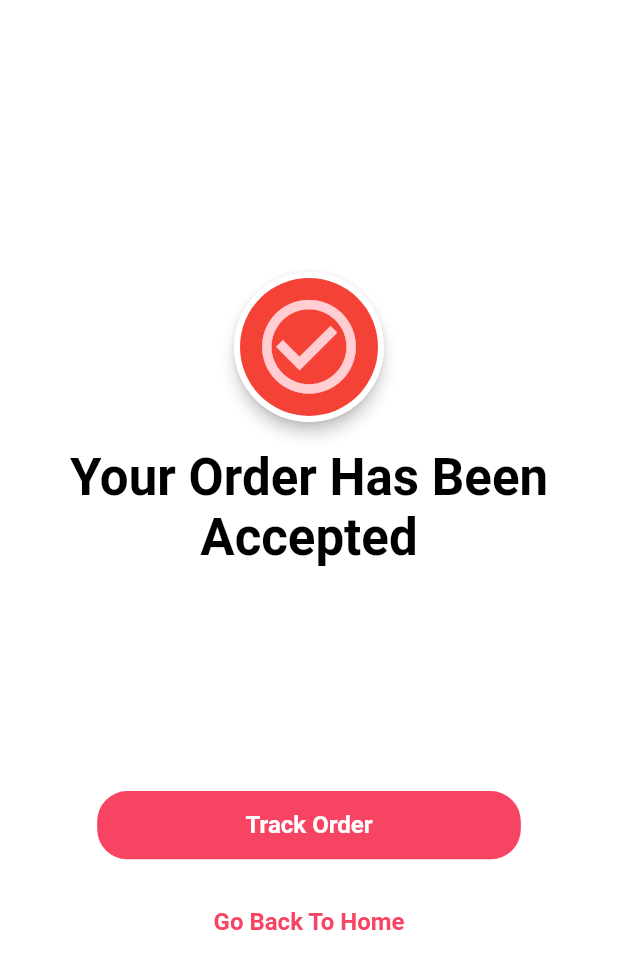
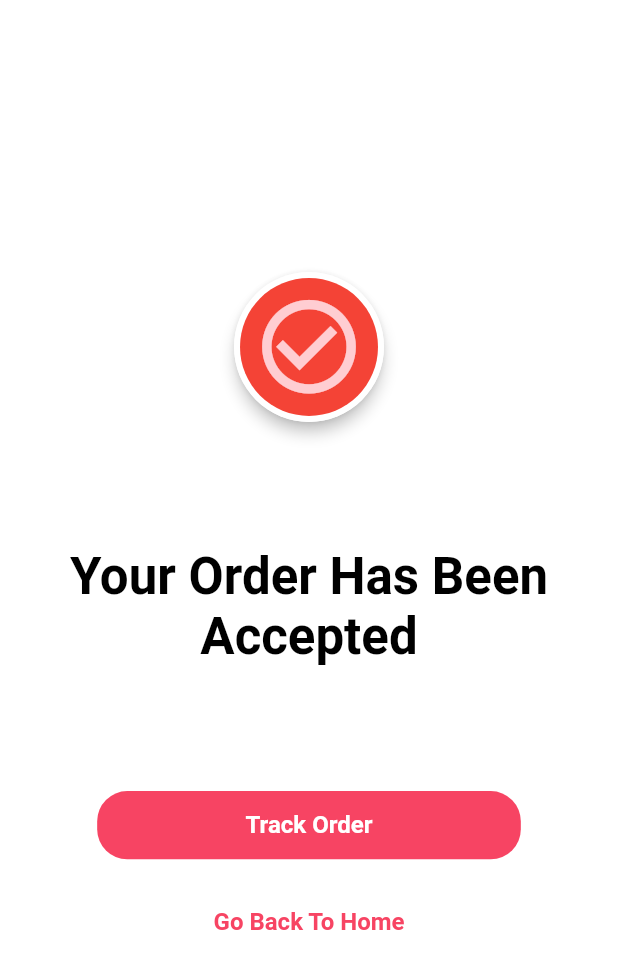
Before and after one commit to handuah/Ramini-UI, a Flutter app: the SuccessOrder screen opened by its route, on a phone screen of 412 x 824 dp. Shown: the top 969 px of the screen. Run offline on Flutter 3.47's test engine with Material 2 defaults, Android fonts, the phone set to English and light mode, and no system bars; our stand-ins replace google_fonts, hexcolor; Roboto replaces fonts that are missing (Alata).

Commit message:
increased height

```diff
--- a/lib/screens/orderSuccess.dart
+++ b/lib/screens/orderSuccess.dart
@@ -67,7 +67,7 @@ class _SuccessOrderState extends State<SuccessOrder> {
             ),
           ),
           SizedBox(
-            height: MediaQuery.of(context).size.height * 0.02,
+            height: MediaQuery.of(context).size.height * 0.1,
           ),
           Text(
             'Your Order Has Been Accepted',
@@ -82,7 +82,7 @@ class _SuccessOrderState extends State<SuccessOrder> {
             ),
           ),
           SizedBox(
-            height: MediaQuery.of(context).size.height * 0.18,
+            height: MediaQuery.of(context).size.height * 0.10,
           ),
           TextButton(
             onPressed: () {},
```
